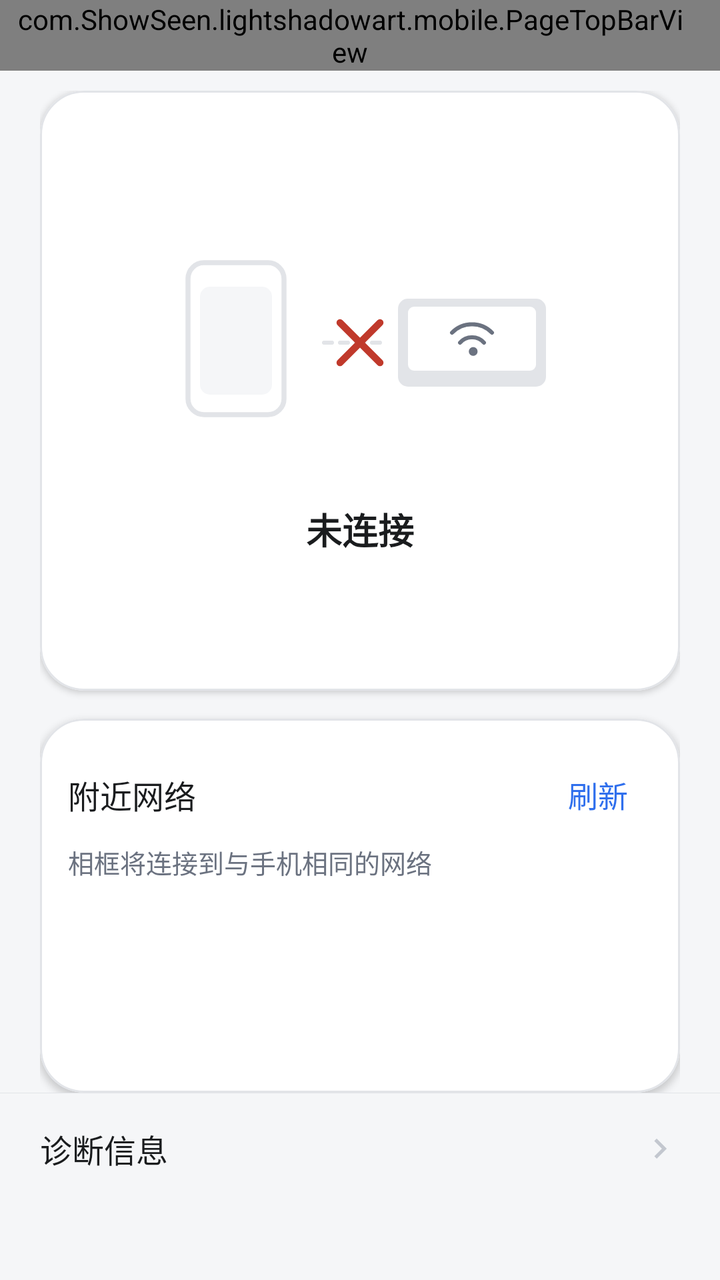
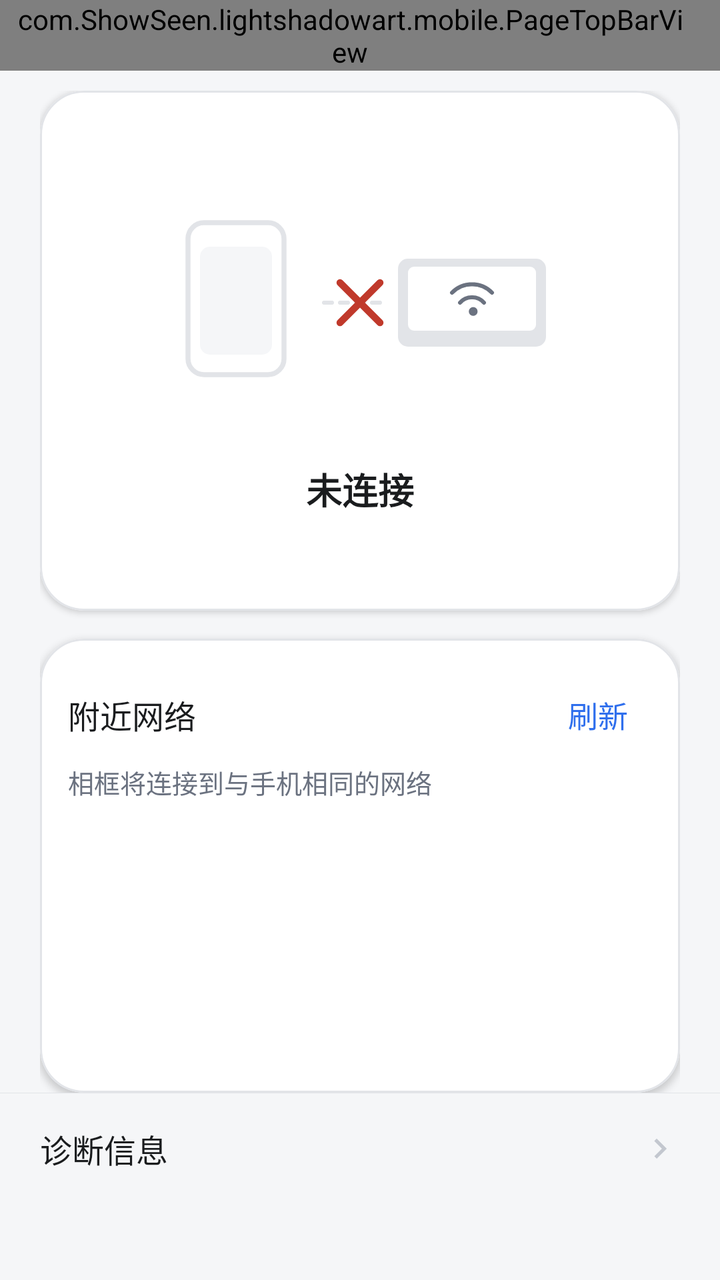

Two renders of the same Android screen: before a commit and after it. Below are the layout's source before the change and the commit's diff.
<!-- AndroidManifest.xml: application theme Theme.LightShadowArtPhone -->
<!-- res/layout/activity_network.xml -->
<?xml version="1.0" encoding="utf-8"?>
<LinearLayout xmlns:android="http://schemas.android.com/apk/res/android"
    xmlns:app="http://schemas.android.com/apk/res-auto"
    android:layout_width="match_parent"
    android:layout_height="match_parent"
    android:background="@color/app_bg"
    android:orientation="vertical">

    <com.ShowSeen.lightshadowart.mobile.PageTopBarView
        android:id="@+id/network_top_bar"
        android:layout_width="match_parent"
        android:layout_height="wrap_content"
        android:paddingStart="8dp"
        android:paddingEnd="@dimen/card_padding" />

    <LinearLayout
        android:layout_width="match_parent"
        android:layout_height="0dp"
        android:layout_weight="1"
        android:orientation="vertical"
        android:paddingStart="@dimen/page_horizontal_padding"
        android:paddingTop="@dimen/item_gap"
        android:paddingEnd="@dimen/page_horizontal_padding">

        
        <com.google.android.material.card.MaterialCardView
            style="@style/SurfaceCard"
            android:layout_width="match_parent"
            android:layout_height="wrap_content">

            <LinearLayout
                android:layout_width="match_parent"
                android:layout_height="wrap_content"
                android:gravity="center_horizontal"
                android:orientation="vertical"
                android:paddingStart="@dimen/card_padding_compact"
                android:paddingTop="@dimen/network_state_card_vertical_padding"
                android:paddingEnd="@dimen/card_padding_compact"
                android:paddingBottom="@dimen/network_state_card_vertical_padding">

                
                <ImageView
                    android:id="@+id/iv_network_illustration"
                    android:layout_width="match_parent"
                    android:layout_height="@dimen/network_illustration_height"
                    android:contentDescription="@null"
                    android:scaleType="centerInside"
                    android:src="@drawable/ic_network_link_off" />

                <TextView
                    android:id="@+id/tv_network_state"
                    style="@style/Text.TitleMedium"
                    android:layout_width="wrap_content"
                    android:layout_height="wrap_content"
                    android:layout_marginTop="4dp"
                    android:gravity="center"
                    android:text="@string/network_state_disconnected" />

                <TextView
                    android:id="@+id/tv_network_device"
                    style="@style/Text.Body"
                    android:layout_width="match_parent"
                    android:layout_height="wrap_content"
                    android:layout_marginTop="2dp"
                    android:ellipsize="middle"
                    android:gravity="center"
                    android:maxLines="1"
                    android:visibility="gone" />

                <TextView
                    android:id="@+id/tv_network_note"
                    style="@style/Text.Hint"
                    android:layout_width="match_parent"
                    android:layout_height="wrap_content"
                    android:layout_marginTop="4dp"
                    android:gravity="center" />
            </LinearLayout>
        </com.google.android.material.card.MaterialCardView>

        
        <com.google.android.material.card.MaterialCardView
            style="@style/SurfaceCard"
            android:layout_width="match_parent"
            android:layout_height="0dp"
            android:layout_marginTop="@dimen/section_gap"
            android:layout_weight="1">

            <LinearLayout
                android:layout_width="match_parent"
                android:layout_height="match_parent"
                android:orientation="vertical"
                android:paddingStart="@dimen/card_padding_compact"
                android:paddingTop="@dimen/card_padding_compact"
                android:paddingEnd="@dimen/card_padding_compact"
                android:paddingBottom="6dp">

                <LinearLayout
                    android:layout_width="match_parent"
                    android:layout_height="wrap_content"
                    android:gravity="center_vertical"
                    android:orientation="horizontal">

                    <TextView
                        style="@style/Text.RowTitle"
                        android:layout_width="0dp"
                        android:layout_height="wrap_content"
                        android:layout_weight="1"
                        android:text="@string/network_nearby_title" />

                    <TextView
                        android:id="@+id/btn_network_refresh"
                        style="@style/Text.Body"
                        android:layout_width="wrap_content"
                        android:layout_height="wrap_content"
                        android:gravity="center"
                        android:minWidth="48dp"
                        android:minHeight="48dp"
                        android:paddingStart="12dp"
                        android:paddingEnd="12dp"
                        android:text="@string/network_refresh"
                        android:textColor="@color/primary_blue" />
                </LinearLayout>

                <TextView
                    style="@style/Text.Hint"
                    android:layout_width="match_parent"
                    android:layout_height="wrap_content"
                    android:text="@string/network_nearby_hint" />

                <TextView
                    android:id="@+id/tv_network_list_hint"
                    style="@style/Text.Hint"
                    android:layout_width="match_parent"
                    android:layout_height="wrap_content"
                    android:layout_marginTop="6dp"
                    android:visibility="gone" />

                <ScrollView
                    android:id="@+id/scroll_networks"
                    android:layout_width="match_parent"
                    android:layout_height="0dp"
                    android:layout_marginTop="2dp"
                    android:layout_weight="1"
                    android:fadeScrollbars="false"
                    android:fillViewport="true"
                    android:scrollbarStyle="insideOverlay"
                    android:scrollbars="vertical">

                    <LinearLayout
                        android:id="@+id/list_networks"
                        android:layout_width="match_parent"
                        android:layout_height="wrap_content"
                        android:orientation="vertical" />
                </ScrollView>
            </LinearLayout>
        </com.google.android.material.card.MaterialCardView>
    </LinearLayout>

    
    <View
        android:layout_width="match_parent"
        android:layout_height="1px"
        android:background="@color/divider_stroke" />

    <LinearLayout
        android:id="@+id/row_network_diagnostics"
        style="@style/Settings.Row.Clickable"
        android:layout_width="match_parent"
        android:layout_height="wrap_content"
        android:layout_marginBottom="@dimen/network_bottom_bar_margin_bottom"
        android:paddingStart="@dimen/page_horizontal_padding"
        android:paddingTop="@dimen/network_bottom_bar_top_padding"
        android:paddingEnd="@dimen/page_horizontal_padding"
        android:paddingBottom="@dimen/network_bottom_bar_bottom_padding">

        <TextView
            style="@style/Text.RowTitle"
            android:layout_width="0dp"
            android:layout_height="wrap_content"
            android:layout_weight="1"
            android:text="@string/network_diagnostics_title" />

        <ImageView
            android:layout_width="20dp"
            android:layout_height="20dp"
            android:contentDescription="@null"
            android:src="@drawable/ic_chevron_right" />
    </LinearLayout>
</LinearLayout>
<!-- resources referenced by this layout -->
<resources>
  <color name="app_bg">#F5F6F8</color>
  <color name="divider_stroke">#E2E4E8</color>
  <color name="primary_blue">#2F6FED</color>
  <dimen name="card_padding">18dp</dimen>
  <dimen name="card_padding_compact">14dp</dimen>
  <dimen name="item_gap">10dp</dimen>
  <dimen name="network_bottom_bar_bottom_padding">24dp</dimen>
  <dimen name="network_bottom_bar_margin_bottom">30dp</dimen>
  <dimen name="network_bottom_bar_top_padding">16dp</dimen>
  <dimen name="network_illustration_height">156dp</dimen>
  <dimen name="network_state_card_vertical_padding">46dp</dimen>
  <dimen name="page_horizontal_padding">20dp</dimen>
  <dimen name="section_gap">14dp</dimen>
  <!-- drawable ic_chevron_right (drawable) -->
  <?xml version="1.0" encoding="utf-8"?>
  <vector xmlns:android="http://schemas.android.com/apk/res/android"
      android:width="20dp"
      android:height="20dp"
      android:viewportWidth="24"
      android:viewportHeight="24">
      <path
          android:fillColor="@color/icon_muted"
          android:pathData="M10,6L8.59,7.41 13.17,12l-4.58,4.59L10,18l6,-6z" />
  </vector>
  <string name="network_diagnostics_title">诊断信息</string>
  <string name="network_nearby_hint">相框将连接到与手机相同的网络</string>
  <string name="network_nearby_title">附近网络</string>
  <string name="network_refresh">刷新</string>
  <string name="network_state_disconnected">未连接</string>
  <style name="Settings.Row.Clickable" parent="Settings.Row">
          <item name="android:clickable">true</item>
          <item name="android:focusable">true</item>
          <item name="android:background">?attr/selectableItemBackground</item>
      </style>
  <style name="SurfaceCard" parent="Widget.Material3.CardView.Elevated">
          <item name="cardBackgroundColor">@color/card_bg</item>
          <item name="cardCornerRadius">@dimen/corner_large</item>
          <item name="cardElevation">@dimen/card_elevation</item>
          <item name="strokeColor">@color/divider_stroke</item>
          <item name="strokeWidth">@dimen/divider_width</item>
      </style>
  <style name="Text.Body" parent="">
          <item name="android:textColor">@color/text_primary</item>
          <item name="android:textSize">@dimen/text_body</item>
          <item name="android:lineSpacingMultiplier">1.15</item>
      </style>
  <style name="Text.Hint" parent="">
          <item name="android:textColor">@color/text_secondary</item>
          <item name="android:textSize">@dimen/text_hint</item>
      </style>
  <style name="Text.RowTitle" parent="">
          <item name="android:textColor">@color/text_primary</item>
          <item name="android:textSize">@dimen/text_row_title</item>
      </style>
  <style name="Text.TitleMedium" parent="">
          <item name="android:textColor">@color/text_primary</item>
          <item name="android:textSize">@dimen/text_title_medium</item>
          <item name="android:textStyle">bold</item>
      </style>
  <color name="icon_muted">@color/text_disabled</color>
  <color name="card_bg">#FFFFFF</color>
  <color name="text_secondary">#6B7280</color>
  <color name="status_destructive">#C0392B</color>
  <dimen name="corner_large">22dp</dimen>
  <dimen name="card_elevation">2dp</dimen>
  <dimen name="divider_width">1dp</dimen>
  <color name="text_primary">#1A1C1E</color>
  <dimen name="text_body">15sp</dimen>
  <dimen name="text_hint">13sp</dimen>
  <dimen name="text_row_title">16sp</dimen>
  <dimen name="text_title_medium">18sp</dimen>
  <color name="on_primary">#FFFFFF</color>
  <color name="primary_soft">#E9EFFD</color>
  <color name="card_tint">#F5F6F8</color>
  <color name="text_disabled">#C3C7CF</color>
  <!-- unchanged entries left out for length: 3 -->
</resources>

<!-- the commit's change to res/layout/activity_network.xml (unified diff, before → after) -->
@@ -26,12 +26,12 @@
         <com.google.android.material.card.MaterialCardView
             style="@style/SurfaceCard"
             android:layout_width="match_parent"
-            android:layout_height="wrap_content">
+            android:layout_height="@dimen/network_state_card_height">
 
             <LinearLayout
                 android:layout_width="match_parent"
-                android:layout_height="wrap_content"
-                android:gravity="center_horizontal"
+                android:layout_height="match_parent"
+                android:gravity="center_horizontal|center_vertical"
                 android:orientation="vertical"
                 android:paddingStart="@dimen/card_padding_compact"
                 android:paddingTop="@dimen/network_state_card_vertical_padding"
<!-- resource entries referenced after the edit -->
@@ -10,7 +10,8 @@
   <dimen name="network_bottom_bar_margin_bottom">30dp</dimen>
   <dimen name="network_bottom_bar_top_padding">16dp</dimen>
   <dimen name="network_illustration_height">156dp</dimen>
-  <dimen name="network_state_card_vertical_padding">46dp</dimen>
+  <dimen name="network_state_card_height">260dp</dimen>
+  <dimen name="network_state_card_vertical_padding">16dp</dimen>
   <dimen name="page_horizontal_padding">20dp</dimen>
   <dimen name="section_gap">14dp</dimen>
   <!-- drawable ic_chevron_right (drawable) -->
